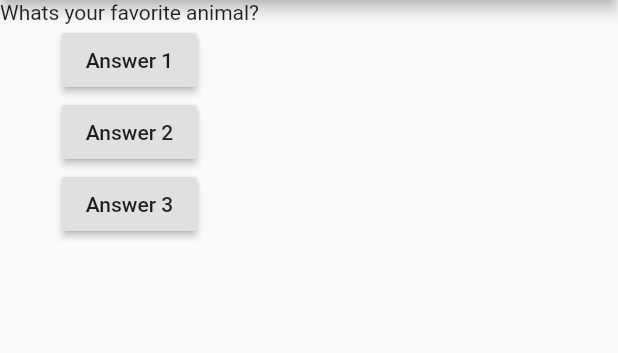
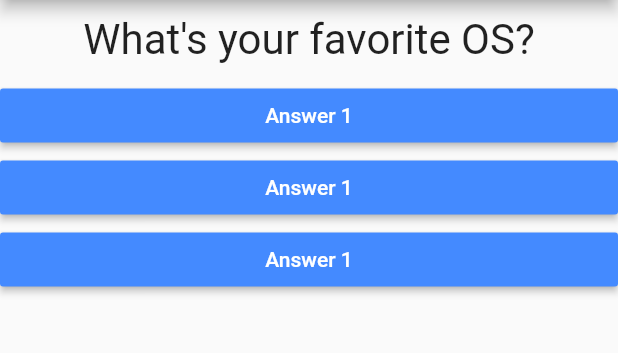
Before and after one commit to tejas-trivedi/Flutter, a Flutter app: the screen it shows after launch, after a tap on "Answer 1", on a phone screen of 412 x 824 dp, the part 84-437 px from its top. Run offline on Flutter 3.47's test engine with Material 2 defaults, Android fonts, the phone set to English and light mode, and no system bars.

```diff
--- /dev/null
+++ b/lib/answer.dart
@@ -0,0 +1,20 @@
+import 'package:flutter/material.dart';
+
+class Answer extends StatelessWidget {
+
+  final Function selectHandler;
+  Answer(this.selectHandler);
+
+  @override
+  Widget build(BuildContext context) {
+    return Container(
+      width: double.infinity,
+      child: RaisedButton(
+        color: Colors.blueAccent,
+        textColor: Colors.white,
+        child: Text('Answer 1'),
+        onPressed: selectHandler,
+      ),
+    );
+  }
+}
--- a/lib/main.dart
+++ b/lib/main.dart
@@ -1,4 +1,6 @@
 import 'package:flutter/material.dart';
+import './question.dart';
+import './answer.dart';
 
 void main() {
   runApp(MyApp());
@@ -8,25 +10,35 @@ class MyApp extends StatefulWidget {
   @override
   State<StatefulWidget> createState() {
     // TODO: implement createState
-    return MyAppState();
+    return _MyAppState();
   }
 }
 
-class MyAppState extends State<MyApp> {
-  var questionIndex = 0;
+class _MyAppState extends State<MyApp> {
+  var _questionIndex = 0;
 
-  void answerQuestion() {
+  void _answerQuestion() {
     setState(() {
-      questionIndex = questionIndex + 1;
+      _questionIndex = _questionIndex + 1;
     });
-    print(questionIndex);
+    print(_questionIndex);
   }
 
   @override
   Widget build(BuildContext context) {
     var questions = [
-      'What\'s your favorite color?',
-      'Whats your favorite animal?',
+      {
+        'questionText': 'Which is your favorite web dev framework?',
+        'answers': ['Djanfo', 'Reactjs', 'Angular', 'Flutter'],
+      },
+      {
+        'questionText': 'What\'s your favorite OS?',
+        'answers': ['Linux', 'MacOS', 'Windows'],
+      },
+      {
+        'questionText': 'Which is your favorite language',
+        'answers': ['Python', 'JS', 'C++', 'Dart'],
+      },
     ];
     return MaterialApp(
       home: Scaffold(
@@ -35,10 +47,10 @@ class MyAppState extends State<MyApp> {
         ),
         body: Column(
           children: [
-            Text(questions[questionIndex]),
-            RaisedButton(child: Text('Answer 1'), onPressed: answerQuestion),
-            RaisedButton(child: Text('Answer 2'), onPressed: answerQuestion),
-            RaisedButton(child: Text('Answer 3'), onPressed: answerQuestion),
+            Question(questions[_questionIndex]['questionText']),
+            Answer(_answerQuestion),
+            Answer(_answerQuestion),
+            Answer(_answerQuestion),
           ],
         ),
       ),
--- /dev/null
+++ b/lib/question.dart
@@ -0,0 +1,20 @@
+import 'package:flutter/material.dart';
+
+class Question extends StatelessWidget {
+  final String questionText;
+
+  Question(this.questionText);
+
+  @override
+  Widget build(BuildContext context) {
+    return Container(
+      width: double.infinity,
+      margin: EdgeInsets.all(10),
+      child: Text(
+        questionText,
+        style: TextStyle(fontSize: 28),
+        textAlign: TextAlign.center,
+      ),
+    );
+  }
+}
```
